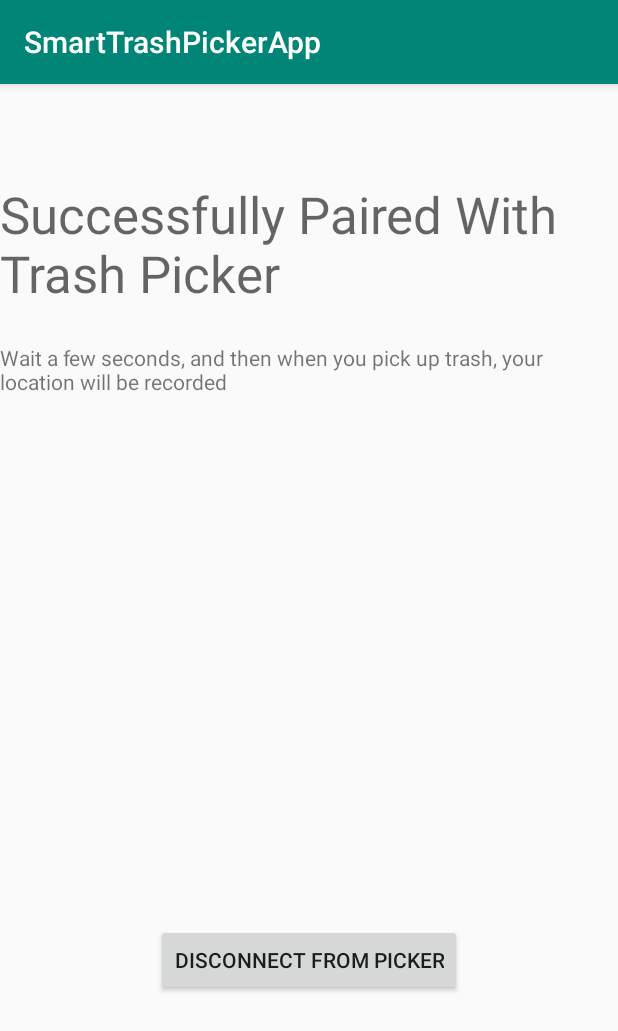
After one commit to MichaelRechenberg/SmartTrashPickerAndroidApp, an Android app: the BLEConnActiveActivity screen opened directly, with no data from a screen before it, on a phone screen of 412 x 824 dp. The commit adds this screen. Shown: the top 1031 px of the screen. Run offline under Robolectric (Android 15) with nearby library versions, the phone set to English and light mode, and no system bars.

Commit message:
Can make BLE connection with Pi and receive indications.  However, I could not connect to the Pi if I also had a Bluetooth connection to my wireless speaker...

```diff
--- /dev/null
+++ b/app/src/main/java/mrechenberg/smarttrashpickerapp/BLEConnActiveActivity.kt
@@ -0,0 +1,30 @@
+package mrechenberg.smarttrashpickerapp
+
+import android.content.Intent
+import android.support.v7.app.AppCompatActivity
+import android.os.Bundle
+import android.util.Log
+import android.widget.Toast
+import kotlinx.android.synthetic.main.activity_bleconn_active.*
+
+class BLEConnActiveActivity : AppCompatActivity() {
+
+    override fun onCreate(savedInstanceState: Bundle?) {
+        super.onCreate(savedInstanceState)
+        setContentView(R.layout.activity_bleconn_active)
+
+        val disconnectButton = stop_ble_service_button
+
+        disconnectButton.setOnClickListener {
+            Log.d("REE", "Stopping STPBLEService")
+            var stpBleIntent = Intent(this@BLEConnActiveActivity, STPBLEService::class.java)
+            stopService(stpBleIntent)
+
+            var t = Toast.makeText(this@BLEConnActiveActivity, "Succesfully disconnected", Toast.LENGTH_SHORT)
+            t.show()
+
+            finish()
+        }
+
+    }
+}
--- /dev/null
+++ b/app/src/main/res/layout/activity_bleconn_active.xml
@@ -0,0 +1,32 @@
+<?xml version="1.0" encoding="utf-8"?>
+<android.support.constraint.ConstraintLayout
+        xmlns:android="http://schemas.android.com/apk/res/android"
+        xmlns:tools="http://schemas.android.com/tools"
+        xmlns:app="http://schemas.android.com/apk/res-auto"
+        android:layout_width="match_parent"
+        android:layout_height="match_parent"
+        tools:context=".BLEConnActiveActivity">
+
+    <TextView
+            android:text="@string/active_ble_connection_header_text"
+            android:layout_width="wrap_content"
+            android:layout_height="wrap_content" android:id="@+id/textView" app:layout_constraintEnd_toEndOf="parent"
+            android:layout_marginEnd="8dp" app:layout_constraintTop_toTopOf="parent"
+            app:layout_constraintStart_toStartOf="parent" android:layout_marginStart="8dp"
+            android:layout_marginTop="64dp" android:textAppearance="@style/TextAppearance.AppCompat.Display1"/>
+    <TextView
+            android:text="@string/active_ble_connection_help_text"
+            android:layout_width="wrap_content"
+            android:layout_height="wrap_content" android:id="@+id/active_ble_connection_helper_text"
+            app:layout_constraintEnd_toEndOf="parent" android:layout_marginEnd="8dp"
+            app:layout_constraintStart_toStartOf="parent" android:layout_marginStart="8dp"
+            android:layout_marginTop="24dp" app:layout_constraintTop_toBottomOf="@+id/textView"/>
+    <Button
+            android:text="@string/disconnect_ble_button_text"
+            android:layout_width="wrap_content"
+            android:layout_height="wrap_content" android:id="@+id/stop_ble_service_button"
+            app:layout_constraintEnd_toEndOf="parent"
+            android:layout_marginEnd="8dp" app:layout_constraintStart_toStartOf="parent"
+            android:layout_marginStart="8dp" android:layout_marginBottom="160dp"
+            app:layout_constraintBottom_toBottomOf="parent"/>
+</android.support.constraint.ConstraintLayout>
--- a/app/src/main/res/values/strings.xml
+++ b/app/src/main/res/values/strings.xml
@@ -11,4 +11,9 @@
     <string name="ble_uiud_default_text">NO UIUD FOUND</string>
     <string name="blue_address_default_text">NO BLUETOOTH ADDRESS FOUND</string>
     <string name="ble_discovered_devices_header_text">Select your picker from the devices below</string>
+    <string name="stp_ble_notification_content_title">Trash Picker Paired</string>
+    <string name="stp_ble_notification_content_text_prefix">Currently paired to picker with Bluetooth address</string>
+    <string name="active_ble_connection_header_text">Successfully Paired With Trash Picker</string>
+    <string name="active_ble_connection_help_text">Wait a few seconds, and then when you pick up trash, your location will be recorded</string>
+    <string name="disconnect_ble_button_text">Disconnect From Picker</string>
 </resources>
```
Also changed, not shown: app/src/main/AndroidManifest.xml (+23 -7 lines), app/src/main/java/mrechenberg/smarttrashpickerapp/BLEDiscoveredDeviceListAdapter.kt (+11 -5 lines), app/src/main/java/mrechenberg/smarttrashpickerapp/BLEPairingActivity.kt (+3 -4 lines), app/src/main/java/mrechenberg/smarttrashpickerapp/STPBLEService.kt (added, +178 -0 lines).
